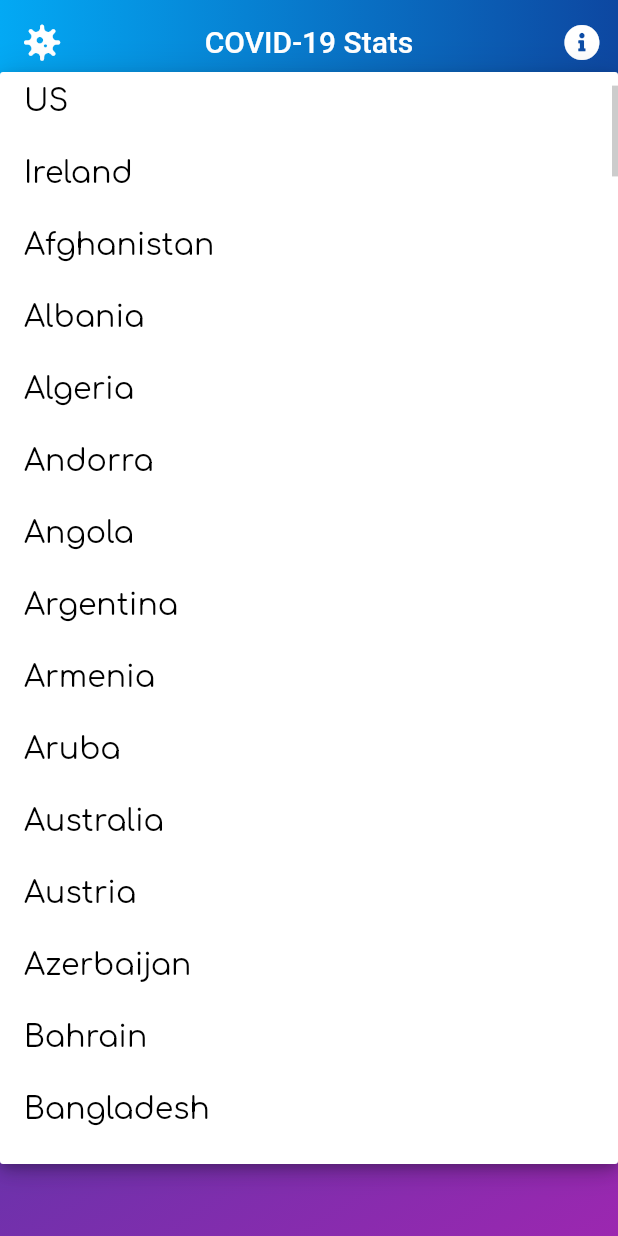
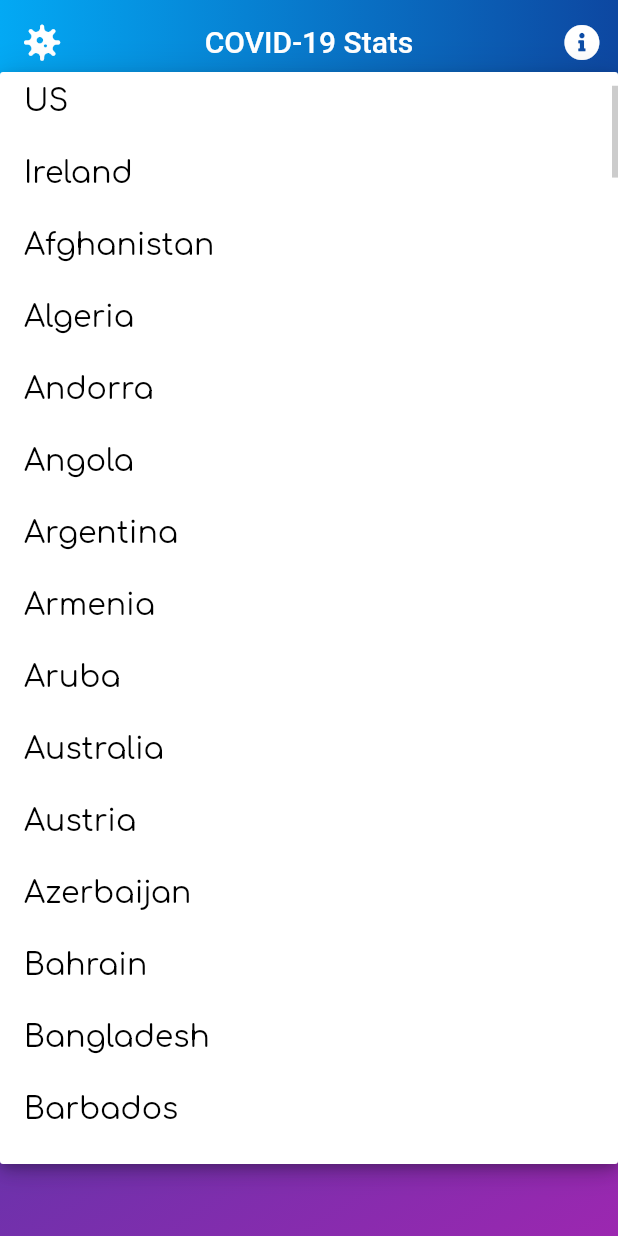
Before and after one commit to higgs165/CovidCheck, a Flutter app: the screen it shows after launch, after a tap on "Ireland", on a phone screen of 412 x 824 dp. Run offline on Flutter 3.47's test engine with Material 2 defaults, Android fonts, the phone set to English and light mode, and no system bars; our stand-ins replace font_awesome_flutter, gradient_app_bar; network calls fail.

```diff
--- a/lib/api_call.dart
+++ b/lib/api_call.dart
@@ -6,11 +6,12 @@ class DataCall {
     Map<String, String> statMap = {};
     String requestUrl;
 
-    if(region == 'Global') {
-      requestUrl = 'https://disease.sh/v2/all';
-    }
-    else {
-      requestUrl = 'https://disease.sh/v2/countries/$region';
+    if (region == 'Global') {
+      //requestUrl = 'https://disease.sh/v2/all';
+      requestUrl = 'https://api.covidnow.com/v1/global/stats';
+    } else {
+      //requestUrl = 'https://disease.sh/v2/countries/$region';
+      requestUrl = 'https://api.covidnow.com/v1/global/countries';
     }
 
     http.Response response = await http.get(requestUrl);
@@ -18,17 +19,15 @@ class DataCall {
     if (response.statusCode == 200) {
       var data = jsonDecode(response.body);
 
-      int confirmed = data['cases'];
-      int deaths = data['deaths'];
-      int recovered = data['recovered'];
-      int todayCases = data['todayCases'];
-      int todayDeaths = data['todayDeaths'];
+      int confirmed = data['data'][region]['nationwide']['confirmed'];
+      int deaths = data['data'][region]['nationwide']['deaths'];
+      int recovered = data['data'][region]['nationwide']['recovered'];
 
       statMap['confirmed'] = confirmed.toString();
       statMap['deaths'] = deaths.toString();
       statMap['recovered'] = recovered.toString();
-      statMap['todayCases'] = todayCases.toString();
-      statMap['todayDeaths'] = todayDeaths.toString();
+//      statMap['todayCases'] = todayCases.toString();
+//      statMap['todayDeaths'] = todayDeaths.toString();
 
       return statMap;
     } else {
--- a/lib/countries_list.dart
+++ b/lib/countries_list.dart
@@ -5,7 +5,6 @@ List<String> countriesList = [
   'US',
   'Ireland',
   'Afghanistan',
-  'Albania',
   'Algeria',
   'Andorra',
   'Angola',
@@ -65,7 +64,6 @@ List<String> countriesList = [
   'Georgia',
   'Germany',
   'Ghana',
-  'Gibraltar',
   'Greece',
   'Greenland',
   'Grenada',
```
